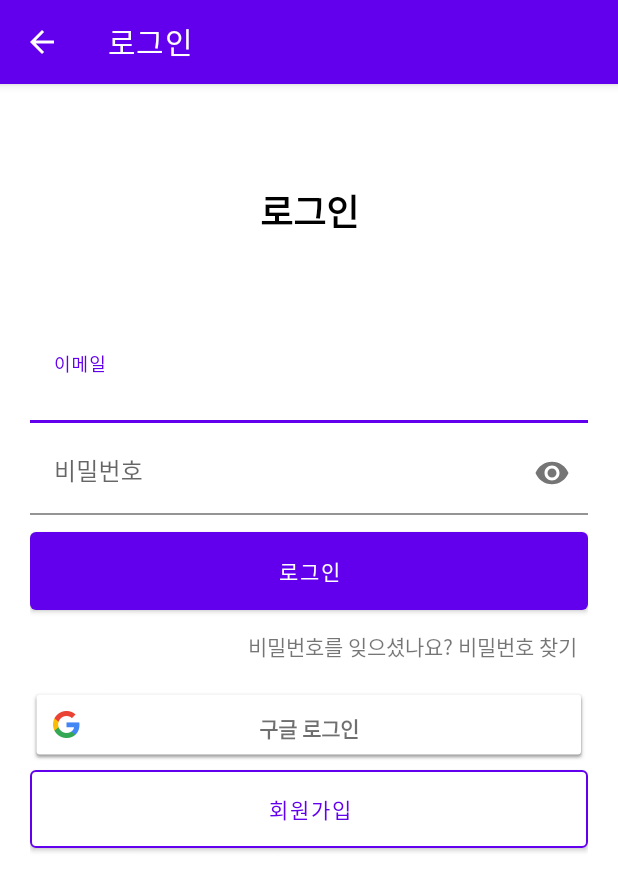
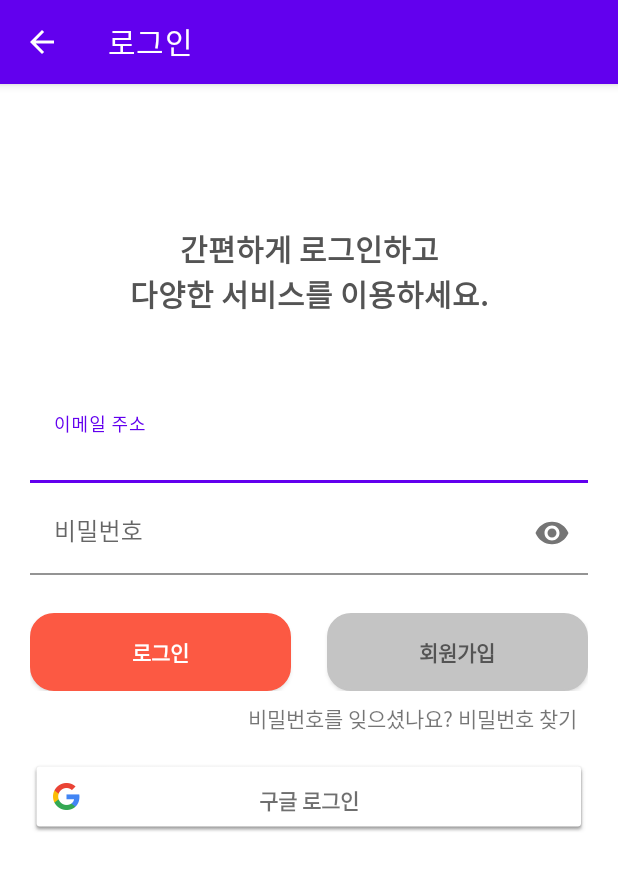
Before and after one commit to SungJJinKang/UOS_2021_Second_Semester_Capstone_CS_CyberCaddy, an Android app: the screen it shows after launch (LoginActivity), on a phone screen of 412 x 824 dp. Shown: the top 891 px of the screen. Run offline under Robolectric (Android 15) with nearby library versions, the phone set to English and light mode, and no system bars; our stand-ins replace Firebase (no records; nobody signed in at launch, a user with empty details on screens opened directly).

Commit message:
디자인 수정
로그인, 회원가입

```diff
--- a/DaBaJo/app/build.gradle
+++ b/DaBaJo/app/build.gradle
@@ -26,6 +26,9 @@ android {
         sourceCompatibility JavaVersion.VERSION_1_8
         targetCompatibility JavaVersion.VERSION_1_8
     }
+}
+task wrapper(type: Wrapper) {
+    gradleVersion = '0.9'
 }
 
 apply plugin: 'com.google.gms.google-services'
--- a/DaBaJo/app/src/main/java/com/uoscybercaddy/dabajo/activity/MainActivity.java
+++ b/DaBaJo/app/src/main/java/com/uoscybercaddy/dabajo/activity/MainActivity.java
@@ -2,6 +2,7 @@ package com.uoscybercaddy.dabajo.activity;
 
 import androidx.annotation.NonNull;
 import androidx.appcompat.app.AppCompatActivity;
+import androidx.fragment.app.FragmentActivity;
 
 import android.content.Intent;
 import android.os.Bundle;
@@ -17,7 +18,7 @@ import com.google.firebase.firestore.DocumentSnapshot;
 import com.google.firebase.firestore.FirebaseFirestore;
 import com.uoscybercaddy.dabajo.R;
 
-public class MainActivity extends AppCompatActivity {
+public class MainActivity extends FragmentActivity {
     //firebase auth
     FirebaseAuth firebaseAuth;
     private static final String TAG = "MainActivity";
--- /dev/null
+++ b/DaBaJo/app/src/main/res/drawable/button_background_gray.xml
@@ -0,0 +1,14 @@
+<?xml version="1.0" encoding="utf-8"?>
+<shape xmlns:android="http://schemas.android.com/apk/res/android">
+    android:padding="10dp"
+    android:shape="rectangle" >
+    <solid android:color="#C4C4C4" />
+    <corners
+        android:bottomLeftRadius="15dp"
+        android:bottomRightRadius="15dp"
+        android:topLeftRadius="15dp"
+        android:topRightRadius="15dp" />
+    <stroke
+        android:width="1dp"
+        android:color="#C4C4C4" />
+</shape>
--- /dev/null
+++ b/DaBaJo/app/src/main/res/drawable/button_background_red.xml
@@ -0,0 +1,14 @@
+<?xml version="1.0" encoding="utf-8"?>
+<shape xmlns:android="http://schemas.android.com/apk/res/android">
+    android:padding="10dp"
+    android:shape="rectangle" >
+    <solid android:color="#FC5943" />
+    <corners
+        android:bottomLeftRadius="15dp"
+        android:bottomRightRadius="15dp"
+        android:topLeftRadius="15dp"
+        android:topRightRadius="15dp" />
+    <stroke
+        android:width="1dp"
+        android:color="#FC5943" />
+</shape>
--- a/DaBaJo/app/src/main/res/layout/activity_login.xml
+++ b/DaBaJo/app/src/main/res/layout/activity_login.xml
@@ -1,21 +1,23 @@
 <?xml version="1.0" encoding="utf-8"?>
 <LinearLayout xmlns:android="http://schemas.android.com/apk/res/android"
+    xmlns:app="http://schemas.android.com/apk/res-auto"
     xmlns:tools="http://schemas.android.com/tools"
-    xmlns:app="http://schemas.android.com/apk/res-auto"
     android:layout_width="match_parent"
-    android:padding="10dp"
     android:layout_height="match_parent"
 
-    android:orientation="vertical">
+    android:layout_marginTop="40dp"
+    android:background="#FFFFFF"
+    android:orientation="vertical"
+    android:padding="10dp">
 
     <TextView
         android:id="@+id/login"
         android:layout_width="match_parent"
         android:layout_height="150dp"
         android:gravity="center"
-        android:text="로그인"
-        android:textColor="@color/black"
-        android:textSize="24dp"
+        android:text="간편하게 로그인하고\n다양한 서비스를 이용하세요."
+        android:textColor="#545454"
+        android:textSize="20sp"
         android:textStyle="bold" />
 
     <LinearLayout
@@ -23,23 +25,25 @@
         android:layout_height="match_parent"
         android:orientation="vertical"
         android:padding="10dp">
+
         <com.google.android.material.textfield.TextInputLayout
             android:layout_width="match_parent"
             android:layout_height="wrap_content"
             android:layout_centerHorizontal="true"
             android:layout_centerVertical="true"
-            app:boxBackgroundColor="@color/white"
-            >
+            app:boxBackgroundColor="@color/white">
+
             <EditText
                 android:id="@+id/emailEditText"
                 android:layout_width="match_parent"
                 android:layout_height="wrap_content"
                 android:layout_marginBottom="5dp"
                 android:ems="10"
-            android:hint="이메일"
+                android:hint="이메일 주소"
                 android:inputType="textEmailAddress"
                 android:minHeight="48dp" />
         </com.google.android.material.textfield.TextInputLayout>
+
         <com.google.android.material.textfield.TextInputLayout
             android:layout_width="match_parent"
             android:layout_height="wrap_content"
@@ -47,6 +51,7 @@
             android:layout_centerVertical="true"
             app:boxBackgroundColor="@color/white"
             app:passwordToggleEnabled="true">
+
             <EditText
                 android:id="@+id/passwordEditText"
                 android:layout_width="match_parent"
@@ -56,49 +61,71 @@
                 android:hint="비밀번호"
                 android:inputType="textPassword"
                 android:minHeight="48dp" />
+
         </com.google.android.material.textfield.TextInputLayout>
-        <Button
+
+        <LinearLayout
+            android:layout_width="match_parent"
+            android:layout_height="wrap_content"
+            android:layout_marginTop="-20dp"
+            android:gravity="end"
+            android:orientation="vertical">
+
+            <LinearLayout
+                android:layout_width="match_parent"
+                android:layout_height="match_parent"
+                android:layout_marginTop="40dp"
+                android:gravity="end">
+
+                <androidx.appcompat.widget.AppCompatButton
                     android:id="@+id/loginButton"
                     android:layout_width="match_parent"
                     android:layout_height="wrap_content"
                     android:layout_gravity="end"
+                    android:layout_marginRight="12dp"
+                    android:layout_weight="1"
+                    android:background="@drawable/button_background_red"
+                    android:backgroundTint="#FC5943"
+                    android:gravity="center"
                     android:padding="15dp"
-            android:text="로그인" />
-        <LinearLayout
+                    android:text="로그인"
+                    android:textColor="#FFFFFF"
+                    android:textStyle="bold" />
+
+                <androidx.appcompat.widget.AppCompatButton
+                    android:id="@+id/gotoSignupButton"
                     android:layout_width="match_parent"
                     android:layout_height="wrap_content"
-            android:orientation="vertical"
-            android:gravity="end"
-            >
+                    android:layout_marginLeft="12dp"
+                    android:layout_weight="1"
+                    android:background="@drawable/button_background_gray"
+                    android:gravity="center"
+                    android:padding="15dp"
+                    android:text="회원가입"
+                    android:textColor="#545454"
+                    android:textStyle="bold"
+                    app:strokeColor="@color/white"
+                    app:strokeWidth="1dp" />
+
+            </LinearLayout>
 
             <TextView
                 android:id="@+id/findPassword"
                 android:layout_width="wrap_content"
                 android:layout_height="wrap_content"
+                android:layout_marginBottom="10dp"
                 android:background="@drawable/selector_tv"
                 android:padding="7dp"
-                android:layout_marginBottom="10dp"
                 android:text="비밀번호를 잊으셨나요? 비밀번호 찾기"
                 android:textSize="14sp" />
+        </LinearLayout>
 
         <com.google.android.gms.common.SignInButton
             android:id="@+id/googleLoginBtn"
             android:layout_width="match_parent"
             android:layout_height="wrap_content"
             android:layout_centerHorizontal="true"
-                android:text="구글 로그인"
-                ></com.google.android.gms.common.SignInButton>
-        <Button
-            android:id="@+id/gotoSignupButton"
-            android:layout_width="match_parent"
-            android:layout_height="wrap_content"
-            android:text="회원가입"
-            android:textColor="@color/purple_500"
-            app:backgroundTint="@color/white"
-            app:strokeColor="@color/purple_500"
-            android:padding="15dp"
-            app:strokeWidth="1dp"/>
-        </LinearLayout>
+            android:text="구글 로그인"></com.google.android.gms.common.SignInButton>
 
     </LinearLayout>
 
--- a/DaBaJo/app/src/main/res/layout/activity_sign_up.xml
+++ b/DaBaJo/app/src/main/res/layout/activity_sign_up.xml
@@ -4,17 +4,17 @@
     xmlns:tools="http://schemas.android.com/tools"
     android:layout_width="match_parent"
     android:layout_height="match_parent"
-    android:padding="10dp"
-    android:orientation="vertical">
+    android:orientation="vertical"
+    android:padding="10dp">
 
     <TextView
         android:id="@+id/login"
         android:layout_width="match_parent"
         android:layout_height="200dp"
         android:gravity="center"
-        android:text="회원가입"
-        android:textColor="@color/black"
-        android:textSize="24dp"
+        android:text="간편하게 로그인하고\n다양한 서비스를 이용하세요."
+        android:textColor="#545454"
+        android:textSize="20sp"
         android:textStyle="bold" />
 
     <LinearLayout
@@ -22,13 +22,14 @@
         android:layout_height="match_parent"
         android:orientation="vertical"
         android:padding="10dp">
+
         <com.google.android.material.textfield.TextInputLayout
             android:layout_width="match_parent"
             android:layout_height="wrap_content"
             android:layout_centerHorizontal="true"
             android:layout_centerVertical="true"
-            app:boxBackgroundColor="@color/white"
-            >
+            app:boxBackgroundColor="@color/white">
+
             <EditText
                 android:id="@+id/emailEditText"
                 android:layout_width="match_parent"
@@ -39,14 +40,14 @@
                 android:inputType="textEmailAddress"
                 android:minHeight="48dp" />
         </com.google.android.material.textfield.TextInputLayout>
+
         <com.google.android.material.textfield.TextInputLayout
             android:layout_width="match_parent"
             android:layout_height="wrap_content"
             android:layout_centerHorizontal="true"
             android:layout_centerVertical="true"
             app:boxBackgroundColor="@color/white"
-            app:passwordToggleEnabled="true"
-           >
+            app:passwordToggleEnabled="true">
 
             <EditText
                 android:id="@+id/passwordEditText"
@@ -59,6 +60,7 @@
 
                 android:minHeight="48dp" />
         </com.google.android.material.textfield.TextInputLayout>
+
         <com.google.android.material.textfield.TextInputLayout
             android:layout_width="match_parent"
             android:layout_height="wrap_content"
@@ -66,6 +68,7 @@
             android:layout_centerVertical="true"
             app:boxBackgroundColor="@color/white"
             app:passwordToggleEnabled="true">
+
             <EditText
                 android:id="@+id/passwordCheckEditText"
                 android:layout_width="match_parent"
@@ -76,30 +79,41 @@
                 android:inputType="textPassword"
                 android:minHeight="48dp" />
         </com.google.android.material.textfield.TextInputLayout>
-        <Button
+
+        <androidx.appcompat.widget.AppCompatButton
             android:id="@+id/signupButton"
             android:layout_width="match_parent"
-            android:layout_height="wrap_content"
+            android:layout_height="42dp"
+            android:layout_marginTop="20dp"
+            android:background="@drawable/button_background_red"
+            android:gravity="center"
             android:text="회원가입"
+            android:textColor="#FFFFFF"
+            android:textSize="16sp"
+            android:textStyle="bold"
             tools:ignore="DuplicateSpeakableTextCheck" />
+
         <LinearLayout
             android:layout_width="match_parent"
             android:layout_height="match_parent"
             android:orientation="horizontal"
             android:padding="10dp">
+
             <TextView
                 android:layout_width="wrap_content"
                 android:layout_height="wrap_content"
+                android:paddingRight="5dp"
                 android:text="계정이 있으신가요?"
-            android:paddingRight="5dp"
-            />
+                android:textSize="14sp" />
 
-            <Button
+            <androidx.appcompat.widget.AppCompatButton
                 android:id="@+id/gotoLoginButton"
                 android:layout_width="wrap_content"
                 android:layout_height="wrap_content"
                 android:text="로그인"
-                android:textColor="@color/purple_500"
+                android:textColor="#545454"
+                android:textSize="14sp"
+                android:textStyle="bold"
                 app:backgroundTint="@color/white"
                 app:strokeColor="@color/purple_500"
                 app:strokeWidth="1dp" />
```
Also changed, not shown: DaBaJo/app/gradle/wrapper/gradle-wrapper.properties (added), 3 other files. Lines whose indentation alone changed are shown as unchanged.
